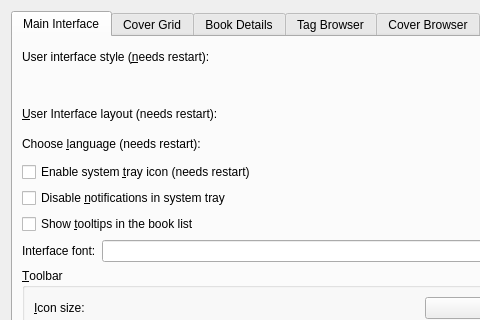
First picture: the form in src/calibre/gui2/preferences/look_feel.ui, repository kovidgoyal/calibre, before the edit; both pictures show x 0 to 480 and y 0 to 320 of the 843 by 546 pixel window.
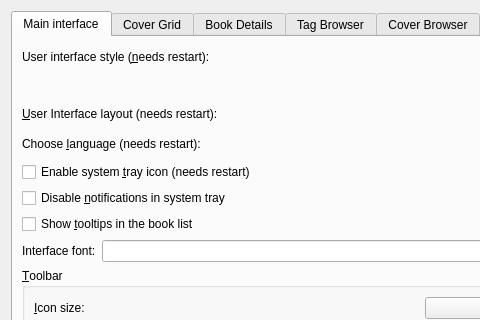
Second picture: the form after the edit. Icons and pictures are not drawn. Custom widgets are drawn as their Qt base class.

Patch:
```diff
--- a/src/calibre/gui2/preferences/look_feel.ui
+++ b/src/calibre/gui2/preferences/look_feel.ui
@@ -25,7 +25,7 @@
         <normaloff>:/images/lt.png</normaloff>:/images/lt.png</iconset>
       </attribute>
       <attribute name="title">
-       <string>Main Interface</string>
+       <string>Main interface</string>
       </attribute>
       <layout class="QGridLayout" name="gridLayout_9">
        <item row="9" column="0">
```
